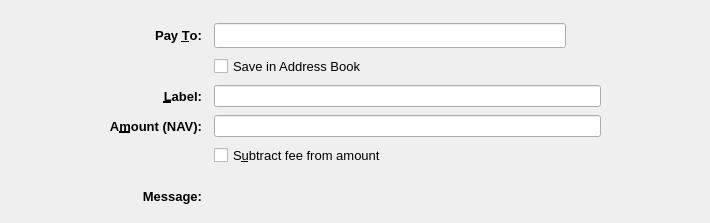
Qt form src/qt/forms/sendcoinsentry.ui (navcoin/navcoin-core) before a commit.
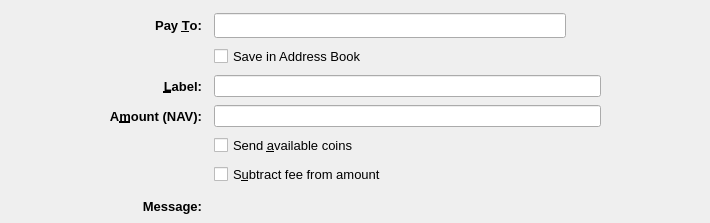
The same form after that commit. Icons and pictures are not drawn. Custom widgets are drawn as their Qt base class.

Commit message: Removed balance from bottom of wallet send page, changed "Use full amount" into a "Send available coins" checkbox

```diff
--- a/src/qt/forms/sendcoinsentry.ui
+++ b/src/qt/forms/sendcoinsentry.ui
@@ -314,6 +314,21 @@
      </spacer>
     </item>
     <item row="7" column="2">
+     <widget class="QCheckBox" name="checkboxUseFullAmount">
+      <property name="font">
+       <font>
+        <pointsize>10</pointsize>
+       </font>
+      </property>
+      <property name="toolTip">
+       <string>Should we use all available balance to send?</string>
+      </property>
+      <property name="text">
+       <string>Send &amp;available coins</string>
+      </property>
+     </widget>
+    </item>
+    <item row="8" column="2">
      <widget class="QCheckBox" name="checkboxSubtractFeeFromAmount">
       <property name="font">
        <font>
```
The commit also changes 5 other files.
